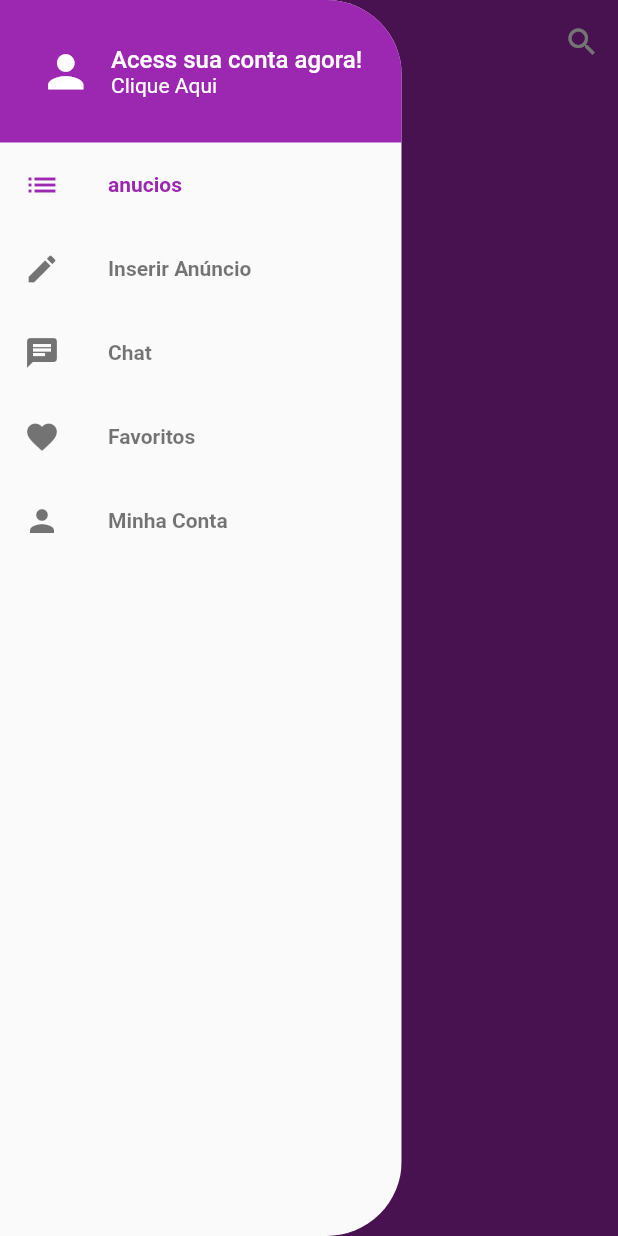
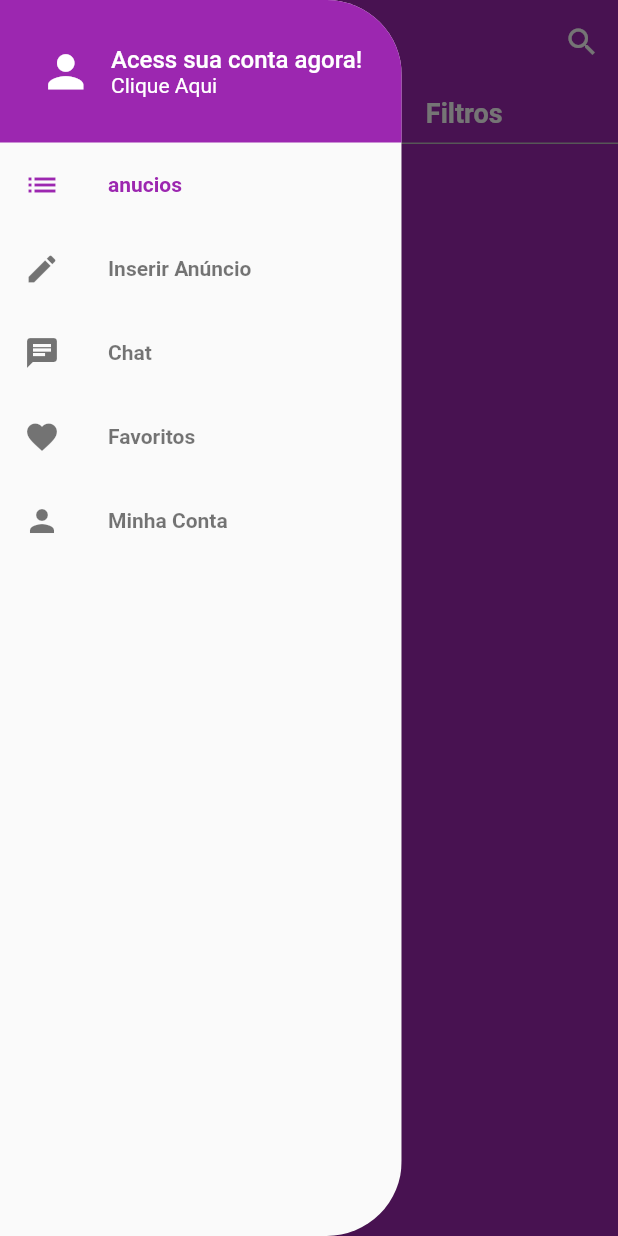
Before and after one commit to nevitonviana/clone_olx_mobx, a Flutter app: the screen it shows after launch, with the side drawer open, on a phone screen of 412 x 824 dp. Run offline on Flutter 3.47's test engine with Material 2 defaults, Android fonts, the phone set to English and light mode, and no system bars; our stand-ins replace brasil_fields, dio, flutter_mobx, get_it, image_cropper, image_picker and 3 more; generated files the repository leaves out were written again; network calls fail.

Commit message:
category filter

```diff
--- /dev/null
+++ b/lib/screens/home/components/BarButton.dart
@@ -0,0 +1,36 @@
+import 'package:flutter/material.dart';
+
+class BarButton extends StatelessWidget {
+  final BoxDecoration boxDecoration;
+  final String label;
+  final VoidCallback voidCallback;
+
+  const BarButton(
+      {Key? key,
+      required this.boxDecoration,
+      required this.label,
+      required this.voidCallback})
+      : super(key: key);
+
+  @override
+  Widget build(BuildContext context) {
+    return Expanded(
+      child: InkWell(
+        onTap: voidCallback,
+        child: Container(
+          decoration: boxDecoration,
+          height: 40,
+          alignment: Alignment.center,
+          child: Text(
+            label,
+            style: TextStyle(
+              color: Colors.white,
+              fontWeight: FontWeight.w600,
+              fontSize: 18,
+            ),
+          ),
+        ),
+      ),
+    );
+  }
+}
--- /dev/null
+++ b/lib/screens/home/components/top_bar.dart
@@ -0,0 +1,57 @@
+import 'package:flutter/material.dart';
+import 'package:flutter_mobx/flutter_mobx.dart';
+import 'package:olx_clone/screens/category_screen/category_screen.dart';
+import 'package:olx_clone/stores/home_store/home_store.dart';
+
+import 'BarButton.dart';
+
+class TopBar extends StatelessWidget {
+  const TopBar({Key? key}) : super(key: key);
+
+  @override
+  Widget build(BuildContext context) {
+    final HomeStoreController _homeStoreController = HomeStoreController();
+    return Row(
+      children: [
+        Observer(builder: (context) {
+          return BarButton(
+            voidCallback: () async {
+              final category = await Navigator.of(context).push(
+                MaterialPageRoute(
+                  builder: (_) => CategoryScreen(
+                    showAll: true,
+                    selected: _homeStoreController.category,
+                  ),
+                ),
+              );
+
+              if (category != null) _homeStoreController.setCategory(category);
+            },
+            label: _homeStoreController.category?.description ?? 'Categoria',
+            boxDecoration: BoxDecoration(
+              border: Border(
+                bottom: BorderSide(
+                  color: Colors.grey[400]!,
+                ),
+              ),
+            ),
+          );
+        }),
+        BarButton(
+          boxDecoration: BoxDecoration(
+            border: Border(
+              bottom: BorderSide(
+                color: Colors.grey[400]!,
+              ),
+              left: BorderSide(
+                color: Colors.grey[400]!,
+              ),
+            ),
+          ),
+          label: "Filtros",
+          voidCallback: () {},
+        ),
+      ],
+    );
+  }
+}
--- a/lib/screens/home/home_screen.dart
+++ b/lib/screens/home/home_screen.dart
@@ -5,6 +5,7 @@ import 'package:olx_clone/stores/home_store/home_store.dart';
 
 import '/components/custom_drawer/custom_drawer.dart';
 import 'components/search_dialog.dart';
+import 'components/top_bar.dart';
 
 class HomeScreen extends StatelessWidget {
   HomeScreen({Key? key}) : super(key: key);
@@ -70,6 +71,11 @@ class HomeScreen extends StatelessWidget {
           }),
         ],
       ),
+      body: Column(
+        children: [
+          TopBar(),
+        ],
+      ),
     );
   }
 }
--- a/lib/stores/home_store/home_store.dart
+++ b/lib/stores/home_store/home_store.dart
@@ -1,4 +1,5 @@
 import 'package:mobx/mobx.dart';
+import 'package:olx_clone/models/category/category.dart';
 
 part 'home_store.g.dart';
 
@@ -10,4 +11,10 @@ abstract class _HomeStoreControllerBase with Store {
 
   @action
   void setSearch(String value) => search = value;
+
+  @observable
+  Category? category;
+
+  @action
+  void setCategory(Category value) => category = value;
 }
```
Also changed, not shown: lib/stores/home_store/home_store.g.dart.
